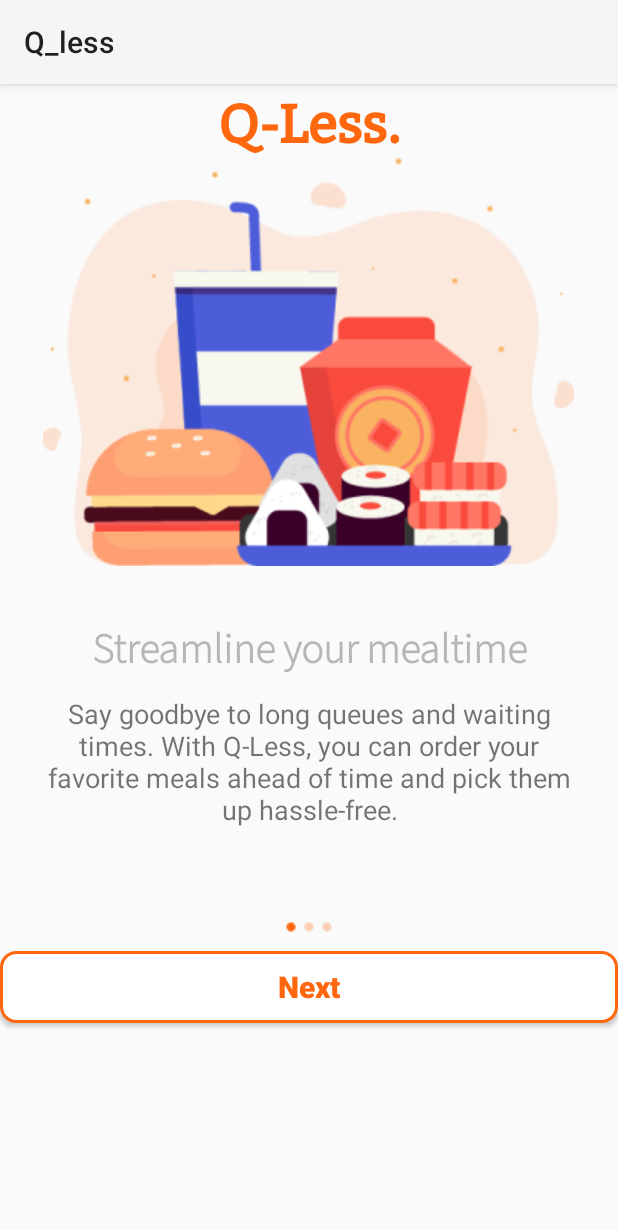
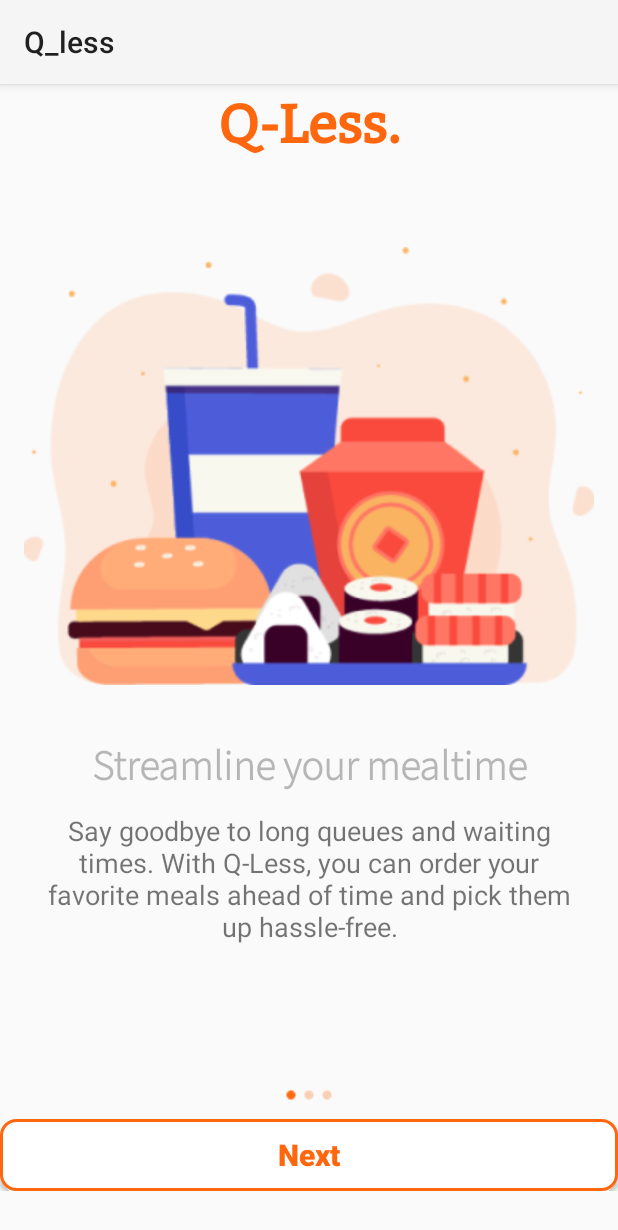
Before and after one commit to Vin11704/Q_less_java, an Android app: the screen it shows after launch (welcome_page), on a phone screen of 412 x 824 dp. Shown: the top 1230 px of the screen. Run offline under Robolectric (Android 15) with nearby library versions, the phone set to English and light mode, and no system bars; Roboto replaces fonts that are not available here.

Commit message:
align welcome pages to each other

```diff
--- a/app/src/main/res/layout/activity_welcome_page.xml
+++ b/app/src/main/res/layout/activity_welcome_page.xml
@@ -1,19 +1,15 @@
 <?xml version="1.0" encoding="utf-8"?>
-<androidx.constraintlayout.widget.ConstraintLayout xmlns:android="http://schemas.android.com/apk/res/android"
-    xmlns:app="http://schemas.android.com/apk/res-auto"
+<RelativeLayout xmlns:android="http://schemas.android.com/apk/res/android"
     xmlns:tools="http://schemas.android.com/tools"
     android:layout_width="match_parent"
     android:layout_height="match_parent"
     tools:context=".welcome_page">
 
-
     <LinearLayout
         android:id="@+id/linearLayout_welcome_1"
         android:layout_width="match_parent"
-        android:layout_height="match_parent"
-        android:orientation="vertical"
-        tools:layout_editor_absoluteX="-47dp"
-        tools:layout_editor_absoluteY="-16dp">
+        android:layout_height="wrap_content"
+        android:orientation="vertical">
 
         <TextView
             android:id="@+id/welcome_img_1"
@@ -26,8 +22,21 @@
             android:text="@string/q_less_string"
             android:textColor="@color/q_less__color"
             android:textSize="36sp"
-            android:textStyle="bold"
-            app:drawableBottomCompat="@drawable/asset_1_3x_1" />
+            android:textStyle="bold"/>
+
+        <LinearLayout
+            android:layout_width="380dp"
+            android:layout_height="350dp"
+            android:layout_gravity="center_horizontal">
+
+            <ImageView
+                android:layout_width="match_parent"
+                android:layout_height="match_parent"
+                android:layout_gravity="center"
+                android:paddingTop="50dp"
+                android:src="@drawable/asset_1_3x_1"/>
+
+        </LinearLayout>
 
         <TextView
             android:id="@+id/welcome_1_head"
@@ -36,45 +45,51 @@
             android:layout_gravity="center_horizontal|center"
             android:alpha="0.5"
             android:fontFamily="@font/source_sans_pro_light"
-
             android:gravity="center"
             android:paddingTop="30dp"
             android:text="@string/welcome_1_head"
             android:textSize="28sp"
-            android:textStyle="bold" />
+            android:textStyle="bold"/>
 
         <TextView
             android:id="@+id/welcome_1_text"
             android:layout_width="match_parent"
             android:layout_height="wrap_content"
-            android:layout_gravity="center_horizontal|center"
+            android:layout_gravity="center_horizontal"
             android:fontFamily="@font/roboto"
             android:gravity="center"
+            android:paddingTop="10dp"
             android:paddingLeft="30dp"
-            android:paddingTop="10dp"
             android:paddingRight="30dp"
             android:text="@string/welcome_1_text"
-            android:textSize="18sp" />
+            android:textSize="18sp"/>
+    </LinearLayout>
+
+    <LinearLayout
+        android:layout_width="match_parent"
+        android:layout_height="wrap_content"
+        android:orientation="vertical"
+        android:layout_gravity="bottom"
+        android:layout_alignParentBottom="true"
+        android:paddingBottom="30dp">
 
         <ImageView
             android:id="@+id/pagination_1"
+            android:src="@drawable/pagination_1"
             android:layout_width="match_parent"
             android:layout_height="wrap_content"
-            android:layout_marginTop="50dp"
-            android:src="@drawable/pagination_1" />
+            android:layout_marginTop="50dp"/>
 
         <Button
             android:id="@+id/next_button"
             android:layout_width="match_parent"
             android:layout_height="wrap_content"
-            android:background="@drawable/next_button"
-            android:text="Next"
+            android:text="@string/next"
+            android:textColor="@color/q_less__color"
+            android:textSize="20sp"
+            android:textStyle="bold"
             android:textAllCaps="false"
-            android:textColor="@color/q_less__color"
-            android:textSize="20dp"
-            android:textStyle="bold" />
+            android:background="@drawable/next_button"/>
 
     </LinearLayout>
-
-
-</androidx.constraintlayout.widget.ConstraintLayout>
+</RelativeLayout>
--- a/app/src/main/res/values/strings.xml
+++ b/app/src/main/res/values/strings.xml
@@ -14,6 +14,7 @@
     <string name="welcome_3_text">Receive instant notifications about order status,
                                 pickup times, and exclusive deals. Spend less time
                                 waiting and more time savoring delicious meals with Q-Less!</string>
+    <string name="next">Next</string>
     <string name="add_request">Add your request...</string>
 
     <!-- Strings for Restaurant 1 food list -->
```
Also changed, not shown: app/src/main/res/layout/activity_welcome_page2.xml (+33 -16 lines), app/src/main/res/layout/activity_welcome_page3.xml (+34 -18 lines).
